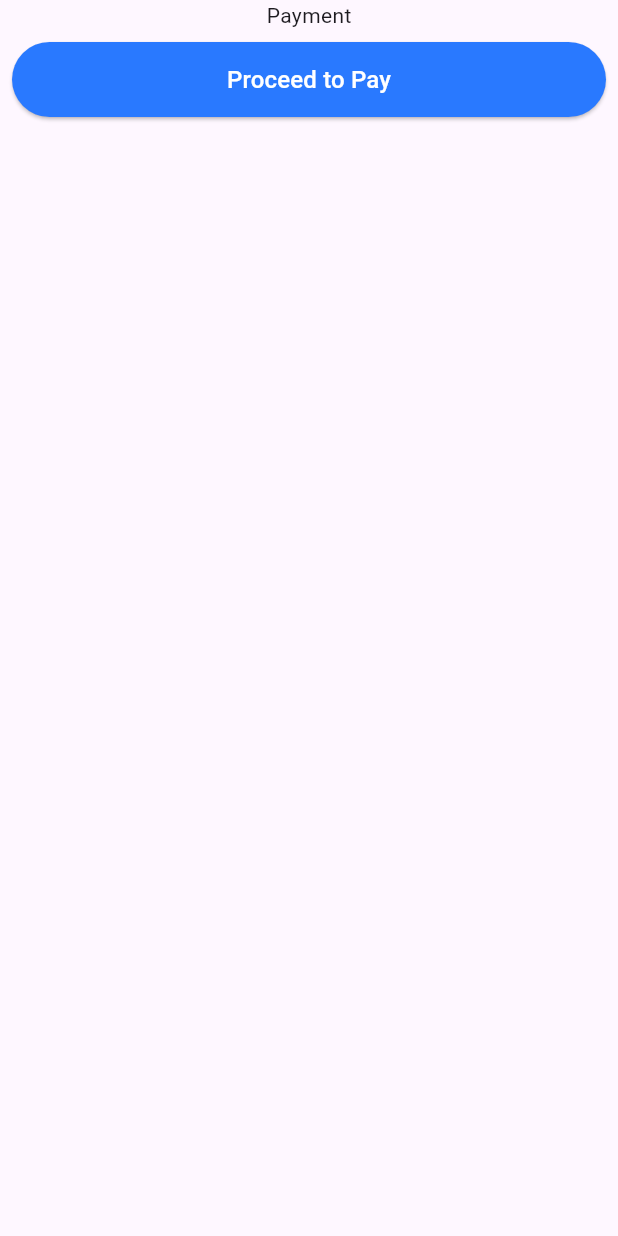
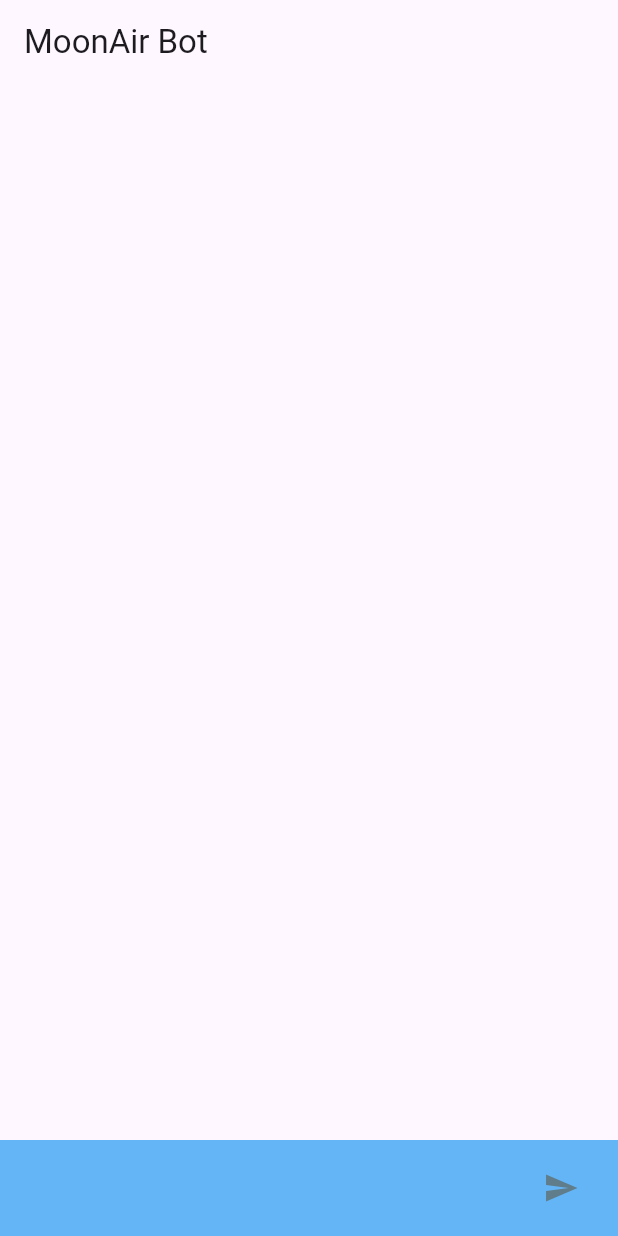
Before and after one commit to hieungan19/moonair-mobile, a Flutter app: the screen it shows after launch, on a phone screen of 412 x 824 dp. Run offline on Flutter 3.47's test engine with Material 3 defaults, Android fonts, the phone set to English and light mode, and no system bars; our stand-ins replace flutter_dotenv; missing offline and left inert: dialog_flowtter, flutter_stripe; project files that could hold a hidden picture were left out.

Commit message:
chat bot temp

```diff
--- a/lib/main.dart
+++ b/lib/main.dart
@@ -1,6 +1,7 @@
 import 'package:flutter/material.dart';
 import 'package:flutter_dotenv/flutter_dotenv.dart';
 import 'package:flutter_stripe/flutter_stripe.dart';
+import 'package:moonair/modules/chatbot/screens/chat_bot_screen.dart';
 import 'package:moonair/modules/payment/screens/payment_screen.dart';
 
 void main() async {
@@ -41,6 +42,6 @@
 class _MyHomePageState extends State<MyHomePage> {
   @override
   Widget build(BuildContext context) {
-    return const HomePage();
+    return const ChatbotScreen();
   }
 }
--- /dev/null
+++ b/lib/modules/chatbot/screens/chat_bot_screen.dart
@@ -0,0 +1,96 @@
+import 'package:dialog_flowtter/dialog_flowtter.dart';
+import 'package:flutter/material.dart';
+import '../widgets/messages.dart';
+
+class ChatbotScreen extends StatefulWidget {
+  const ChatbotScreen({super.key});
+
+  @override
+  State<ChatbotScreen> createState() => _ChatbotScreenState();
+}
+
+class _ChatbotScreenState extends State<ChatbotScreen> {
+  late DialogFlowtter dialogFlowtter;
+  final TextEditingController _controller = TextEditingController();
+
+  List<Map<String, dynamic>> messages = [];
+
+  @override
+  void initState() {
+    DialogFlowtter.fromFile().then((instance) => dialogFlowtter = instance);
+    super.initState();
+  }
+
+  @override
+  Widget build(BuildContext context) {
+    return Scaffold(
+      appBar: AppBar(
+        title: const Text('MoonAir Bot'),
+      ),
+      body: Container(
+        child: Column(
+          children: [
+            Expanded(child: MessagesScreen(messages: messages)),
+            Container(
+              padding: const EdgeInsets.symmetric(horizontal: 14, vertical: 8),
+              color: Colors.blue.shade300,
+              child: Row(
+                children: [
+                  Expanded(
+                      child: TextField(
+                    controller: _controller,
+                    style: const TextStyle(color: Colors.white),
+                    cursorColor: Colors.white, // Đặt màu con trỏ là màu trắng
+                    decoration: const InputDecoration(
+                      focusedBorder: UnderlineInputBorder(
+                        // Xóa đường gạch dưới khi TextField được focus
+                        borderSide: BorderSide(
+                            color: Color.fromRGBO(
+                                0, 0, 0, 0)), // Đặt màu trong suốt
+                      ),
+                      enabledBorder: UnderlineInputBorder(
+                        // Xóa đường gạch dưới khi TextField không được focus
+                        borderSide: BorderSide(
+                            color: Colors.transparent), // Đặt màu trong suốt
+                      ),
+                    ),
+                  )),
+                  IconButton(
+                      onPressed: () {
+                        sendMessage(_controller.text);
+                        _controller.clear();
+                      },
+                      icon: const Icon(
+                        Icons.send,
+                        color: Colors.blueGrey,
+                      ))
+                ],
+              ),
+            )
+          ],
+        ),
+      ),
+    );
+  }
+
+  sendMessage(String text) async {
+    if (text.isEmpty) {
+      print('Message is empty');
+    } else {
+      setState(() {
+        addMessage(Message(text: DialogText(text: [text])), true);
+      });
+
+      DetectIntentResponse response = await dialogFlowtter.detectIntent(
+          queryInput: QueryInput(text: TextInput(text: text)));
+      if (response.message == null) return;
+      setState(() {
+        addMessage(response.message!);
+      });
+    }
+  }
+
+  addMessage(Message message, [bool isUserMessage = false]) {
+    messages.add({'message': message, 'isUserMessage': isUserMessage});
+  }
+}
--- /dev/null
+++ b/lib/modules/chatbot/widgets/messages.dart
@@ -0,0 +1,50 @@
+import 'package:flutter/material.dart';
+
+class MessagesScreen extends StatefulWidget {
+  final List messages;
+  const MessagesScreen({Key? key, required this.messages}) : super(key: key);
+
+  @override
+  _MessagesScreenState createState() => _MessagesScreenState();
+}
+
+class _MessagesScreenState extends State<MessagesScreen> {
+  @override
+  Widget build(BuildContext context) {
+    var w = MediaQuery.of(context).size.width;
+    return ListView.separated(
+        itemBuilder: (context, index) {
+          return Container(
+            margin: EdgeInsets.all(10),
+            child: Row(
+              mainAxisAlignment: widget.messages[index]['isUserMessage']
+                  ? MainAxisAlignment.end
+                  : MainAxisAlignment.start,
+              children: [
+                Container(
+                    padding: EdgeInsets.symmetric(vertical: 14, horizontal: 14),
+                    decoration: BoxDecoration(
+                        borderRadius: BorderRadius.only(
+                          bottomLeft: Radius.circular(
+                            20,
+                          ),
+                          topRight: Radius.circular(20),
+                          bottomRight: Radius.circular(
+                              widget.messages[index]['isUserMessage'] ? 0 : 20),
+                          topLeft: Radius.circular(
+                              widget.messages[index]['isUserMessage'] ? 20 : 0),
+                        ),
+                        color: widget.messages[index]['isUserMessage']
+                            ? Colors.blue.shade200
+                            : Colors.grey.shade900.withOpacity(0.1)),
+                    constraints: BoxConstraints(maxWidth: w * 2 / 3),
+                    child:
+                        Text(widget.messages[index]['message'].text.text[0])),
+              ],
+            ),
+          );
+        },
+        separatorBuilder: (_, i) => Padding(padding: EdgeInsets.only(top: 10)),
+        itemCount: widget.messages.length);
+  }
+}
--- a/pubspec.yaml
+++ b/pubspec.yaml
@@ -35,7 +35,8 @@ dependencies:
   # Use with the CupertinoIcons class for iOS style icons.
   cupertino_icons: ^1.0.6
   flutter_stripe: ^10.1.1
-  http: ^1.2.1
+  http: ^0.13.6
+  dialog_flowtter: ^0.3.3
   flutter_dotenv: ^5.1.0
 
 dev_dependencies:
@@ -62,6 +63,7 @@ flutter:
   # To add assets to your application, add an assets section, like this:
   assets:
     - .env
+    - assets/dialog_flow_auth.json
   #   - images/a_dot_ham.jpeg
 
   # An image asset can refer to one or more resolution-specific "variants", see
```
Also changed, not shown: assets/dialog_flow_auth.json (added, +13 -0 lines), pubspec.lock.
